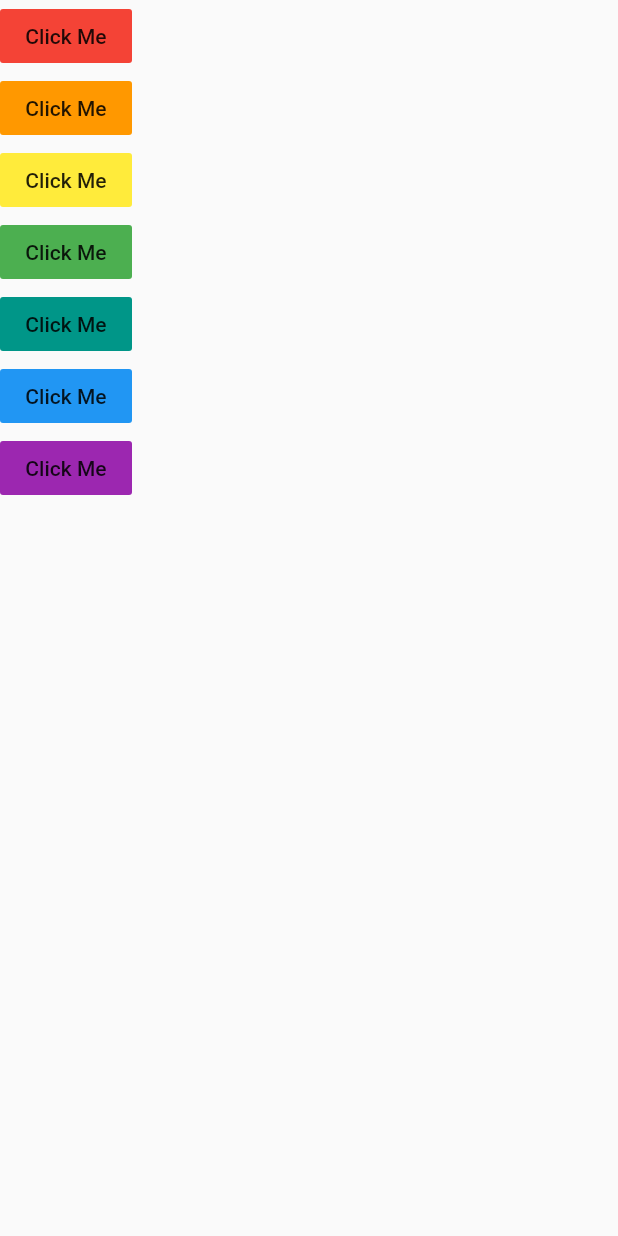
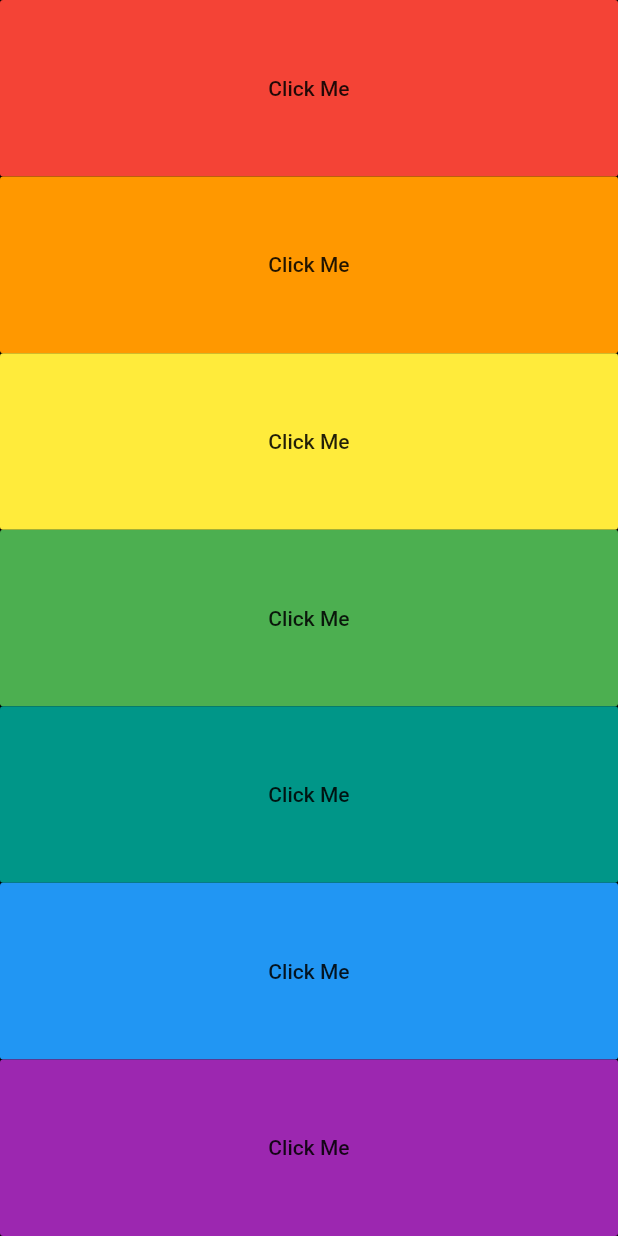
Before and after one commit to ViktorVarsano/Xylophone-App, a Flutter app: the screen it shows after launch, after a tap on "Click Me", on a phone screen of 412 x 824 dp. Run offline on Flutter 3.47's test engine with Material 2 defaults, Android fonts, the phone set to English and light mode, and no system bars; our stand-ins replace audioplayers.

Commit message:
Added background colour and added extended buttons

```diff
--- a/lib/main.dart
+++ b/lib/main.dart
@@ -2,70 +2,84 @@
 import 'package:flutter/material.dart';
 
 void main() => runApp(XylophoneApp());
+
+void playSound(int soundNumber) {
+  final player = AudioCache();
+  player.play('note$soundNumber.wav');
+}
 
 class XylophoneApp extends StatelessWidget {
   @override
   Widget build(BuildContext context) {
     return MaterialApp(
       home: Scaffold(
+        backgroundColor: Colors.black,
         body: SafeArea(
             child: Column(
+          crossAxisAlignment: CrossAxisAlignment.stretch,
           children: <Widget>[
-            FlatButton(
+            Expanded(
+              child: FlatButton(
                 color: Colors.red,
                 onPressed: () {
-                final player = AudioCache();
-                player.play('note1.wav');
+                  playSound(1);
                 },
                 child: Text('Click Me'),
               ),
-            FlatButton(
+            ),
+            Expanded(
+              child: FlatButton(
                 color: Colors.orange,
                 onPressed: () {
-                final player = AudioCache();
-                player.play('note2.wav');
+                  playSound(2);
                 },
                 child: Text('Click Me'),
               ),
-            FlatButton(
+            ),
+            Expanded(
+              child: FlatButton(
                 color: Colors.yellow,
                 onPressed: () {
-                final player = AudioCache();
-                player.play('note3.wav');
+                  playSound(3);
                 },
                 child: Text('Click Me'),
               ),
-            FlatButton(
+            ),
+            Expanded(
+              child: FlatButton(
                 color: Colors.green,
                 onPressed: () {
-                final player = AudioCache();
-                player.play('note4.wav');
+                  playSound(4);
                 },
                 child: Text('Click Me'),
               ),
-            FlatButton(
+            ),
+            Expanded(
+              child: FlatButton(
                 color: Colors.teal,
                 onPressed: () {
-                final player = AudioCache();
-                player.play('note5.wav');
+                  playSound(5);
                 },
                 child: Text('Click Me'),
               ),
-            FlatButton(
+            ),
+            Expanded(
+              child: FlatButton(
                 color: Colors.blue,
                 onPressed: () {
-                final player = AudioCache();
-                player.play('note6.wav');
+                  playSound(6);
                 },
                 child: Text('Click Me'),
               ),
-            FlatButton(
+            ),
+            Expanded(
+              child: FlatButton(
                 color: Colors.purple,
                 onPressed: () {
-                final player = AudioCache();
-                player.play('note7.wav');
+                  playSound(7);
                 },
                 child: Text('Click Me'),
+              ),
             ),
           ],
         )),
```
Lines whose indentation alone changed are shown as unchanged.
